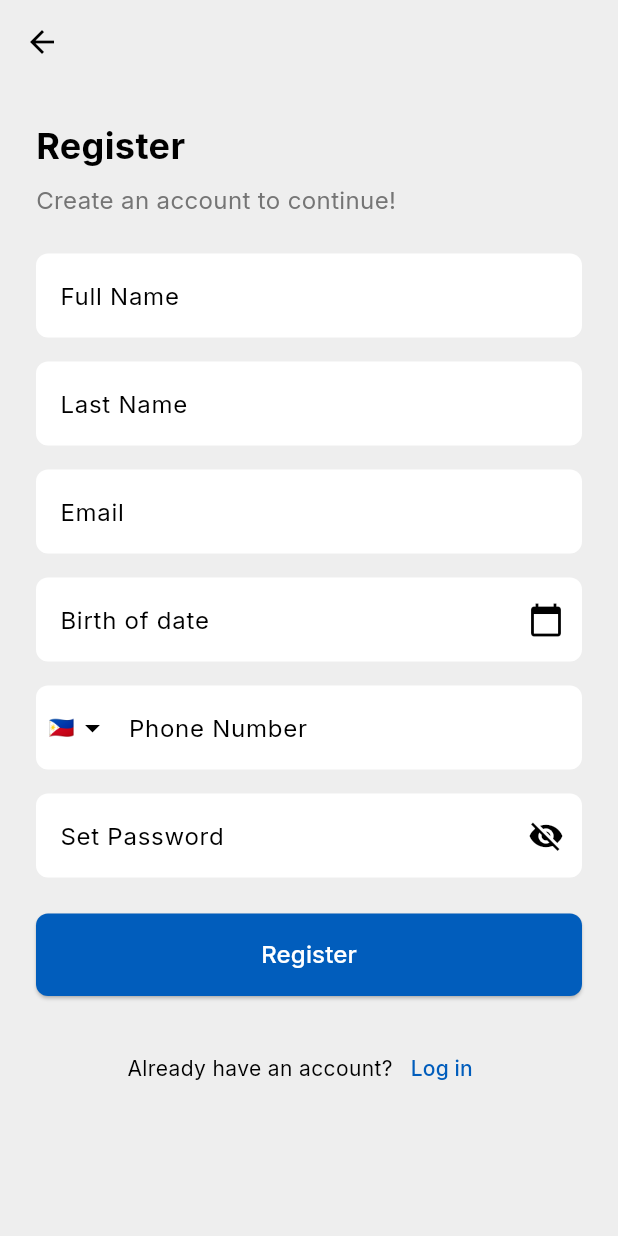
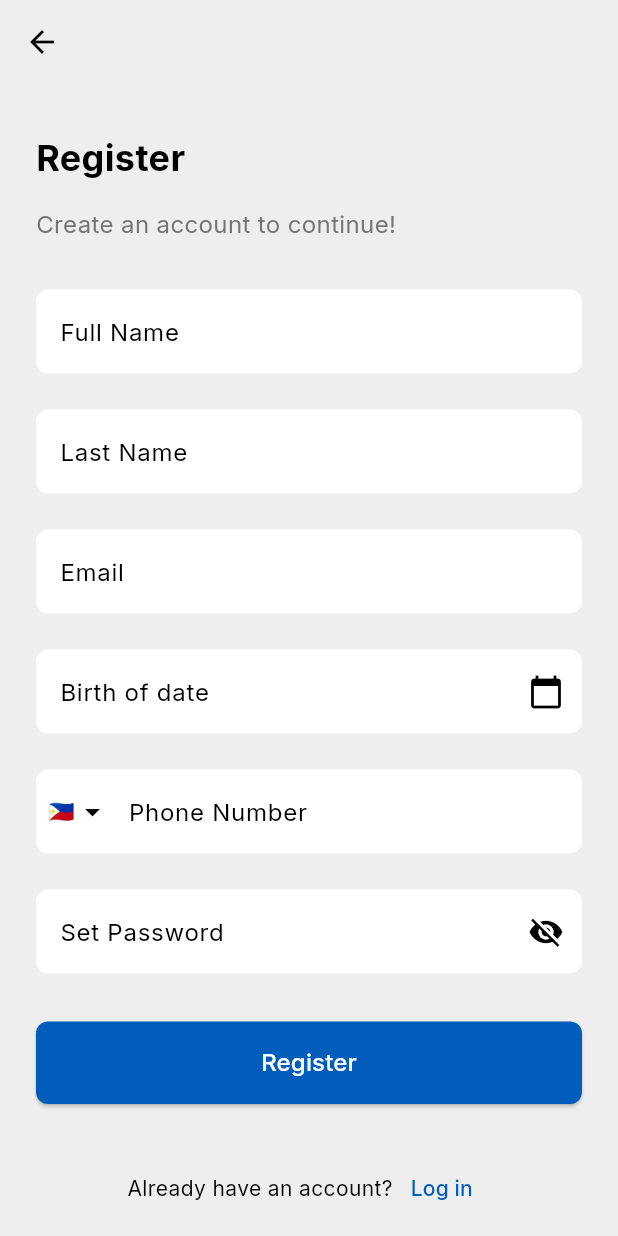
Before and after one commit to wde11/scalp_mobile_app, a Flutter app: the screen it shows after launch, after a tap on "Sign Up", on a phone screen of 412 x 824 dp. Run offline on Flutter 3.47's test engine with Material 3 defaults, Android fonts, the phone set to English and light mode, and no system bars; our stand-ins replace google_fonts; network calls fail.

Commit message:
Improve design

```diff
--- a/lib/screens/login_screen.dart
+++ b/lib/screens/login_screen.dart
@@ -58,19 +58,19 @@ class _LoginScreenState extends State<LoginScreen> {
                     crossAxisAlignment: CrossAxisAlignment.stretch,
                     children: <Widget>[
                       const LogoPlaceholder(height: 120),
-                      const SizedBox(height: 48.0),
+                      const SizedBox(height: 64.0),
                       Text(
                         'Sign in to your Account',
                         textAlign: TextAlign.center,
                         style: TextStyle(fontSize: 24, fontWeight: FontWeight.bold),
                       ),
-                      const SizedBox(height: 8.0),
+                      const SizedBox(height: 16.0),
                       Text(
                         'Enter your email and password to log in',
                         textAlign: TextAlign.center,
                         style: TextStyle(fontSize: 16, color: Colors.grey[600]),
                       ),
-                      const SizedBox(height: 24.0),
+                      const SizedBox(height: 32.0),
                       TextFormField(
                         controller: _emailController,
                         decoration: InputDecoration(
@@ -92,7 +92,7 @@ class _LoginScreenState extends State<LoginScreen> {
                           return null;
                         },
                       ),
-                      const SizedBox(height: 16.0),
+                      const SizedBox(height: 24.0),
                       TextFormField(
                         controller: _passwordController,
                         obscureText: !_isPasswordVisible,
@@ -124,7 +124,7 @@ class _LoginScreenState extends State<LoginScreen> {
                           return null;
                         },
                       ),
-                      const SizedBox(height: 16.0),
+                      const SizedBox(height: 24.0),
                       Row(
                         mainAxisAlignment: MainAxisAlignment.spaceBetween,
                         children: [
@@ -149,7 +149,7 @@ class _LoginScreenState extends State<LoginScreen> {
                           ),
                         ],
                       ),
-                      const SizedBox(height: 24.0),
+                      const SizedBox(height: 32.0),
                       ElevatedButton(
                         onPressed: _isLoading ? null : _login, // Disable button when loading
                         style: ElevatedButton.styleFrom(
@@ -164,7 +164,7 @@ class _LoginScreenState extends State<LoginScreen> {
                               )
                             : const Text('Log In', style: TextStyle(fontSize: 16)),
                       ),
-                      const SizedBox(height: 24.0),
+                      const SizedBox(height: 32.0),
                       Row(
                         mainAxisAlignment: MainAxisAlignment.center,
                         children: [
--- a/lib/screens/profile_screen.dart
+++ b/lib/screens/profile_screen.dart
@@ -64,12 +64,9 @@ class ProfileScreen extends StatelessWidget {
               style: TextStyle(fontSize: 16, color: Colors.grey),
             ),
             const SizedBox(height: 30),
-            _buildProfileInfoItem('Phone', '+1 234 567 890', Icons.phone),
-            _buildProfileInfoItem(
-              'Location',
-              'San Francisco, CA',
-              Icons.location_on,
-            ),
+            _buildProfileInfoItem('Username', '', Icons.person),
+            _buildProfileInfoItem('Phone', '', Icons.phone),
+            _buildProfileInfoItem('Password', '**********', Icons.lock),
             _buildProfileInfoItem(
               'Member Since',
               'June 2023',
--- a/lib/screens/signup_screen.dart
+++ b/lib/screens/signup_screen.dart
@@ -58,17 +58,17 @@ class _SignupScreenState extends State<SignupScreen> {
             child: Column(
               crossAxisAlignment: CrossAxisAlignment.stretch,
               children: <Widget>[
-                const SizedBox(height: 24.0),
+                const SizedBox(height: 32.0),
                 Text(
                   'Register',
                   style: TextStyle(fontSize: 24, fontWeight: FontWeight.bold),
                 ),
-                const SizedBox(height: 8.0),
+                const SizedBox(height: 16.0),
                 Text(
                   'Create an account to continue!',
                   style: TextStyle(fontSize: 16, color: Colors.grey[600]),
                 ),
-                const SizedBox(height: 24.0),
+                const SizedBox(height: 32.0),
                 TextFormField(
                   controller: _fullNameController,
                   decoration: InputDecoration(
@@ -87,7 +87,7 @@ class _SignupScreenState extends State<SignupScreen> {
                     return null;
                   },
                 ),
-                const SizedBox(height: 16.0),
+                const SizedBox(height: 24.0),
                 TextFormField(
                   controller: _lastNameController,
                   decoration: InputDecoration(
@@ -106,7 +106,7 @@ class _SignupScreenState extends State<SignupScreen> {
                     return null;
                   },
                 ),
-                const SizedBox(height: 16.0),
+                const SizedBox(height: 24.0),
                 TextFormField(
                   controller: _emailController,
                   decoration: InputDecoration(
@@ -128,7 +128,7 @@ class _SignupScreenState extends State<SignupScreen> {
                     return null;
                   },
                 ),
-                const SizedBox(height: 16.0),
+                const SizedBox(height: 24.0),
                 TextFormField(
                   controller: _birthDateController,
                   decoration: InputDecoration(
@@ -157,7 +157,7 @@ class _SignupScreenState extends State<SignupScreen> {
                     }
                   },
                 ),
-                const SizedBox(height: 16.0),
+                const SizedBox(height: 24.0),
                 TextFormField(
                   controller: _phoneNumberController,
                   decoration: InputDecoration(
@@ -186,7 +186,7 @@ class _SignupScreenState extends State<SignupScreen> {
                     return null;
                   },
                 ),
-                const SizedBox(height: 16.0),
+                const SizedBox(height: 24.0),
                 TextFormField(
                   controller: _passwordController,
                   obscureText: !_isPasswordVisible,
@@ -218,7 +218,7 @@ class _SignupScreenState extends State<SignupScreen> {
                     return null;
                   },
                 ),
-                const SizedBox(height: 24.0),
+                const SizedBox(height: 32.0),
                 ElevatedButton(
                   onPressed: _isLoading ? null : _registerUser,
                   style: ElevatedButton.styleFrom(
@@ -233,7 +233,7 @@ class _SignupScreenState extends State<SignupScreen> {
                         )
                       : const Text('Register', style: TextStyle(fontSize: 16)),
                 ),
-                const SizedBox(height: 24.0),
+                const SizedBox(height: 32.0),
                 Row(
                   mainAxisAlignment: MainAxisAlignment.center,
                   children: [
--- a/lib/theme/app_theme.dart
+++ b/lib/theme/app_theme.dart
@@ -21,14 +21,14 @@ class AppTheme {
         backgroundColor: Colors.transparent,
         elevation: 0,
         titleTextStyle: GoogleFonts.inter(
-          color: Colors.black,
-          fontSize: 20,
+          color: const Color.fromRGBO(1, 93, 188, 1),
+          fontSize: 25,
           fontWeight: FontWeight.bold,
         ),
       ),
       textTheme: GoogleFonts.interTextTheme().apply(
-        bodyColor: textColor,
-        displayColor: textColor,
+        bodyColor: const Color.fromRGBO(0, 0, 0, 1),
+        displayColor: const Color.fromRGBO(0, 0, 0, 1),
       ),
       cardTheme: CardThemeData(
         elevation: 4,
```
